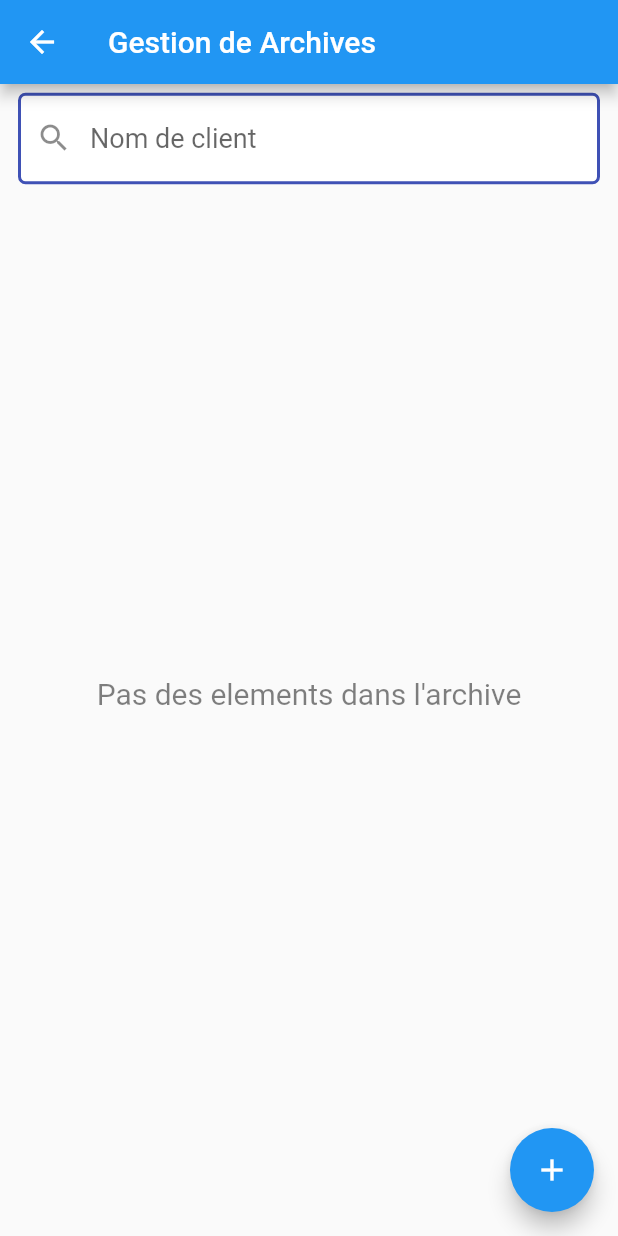
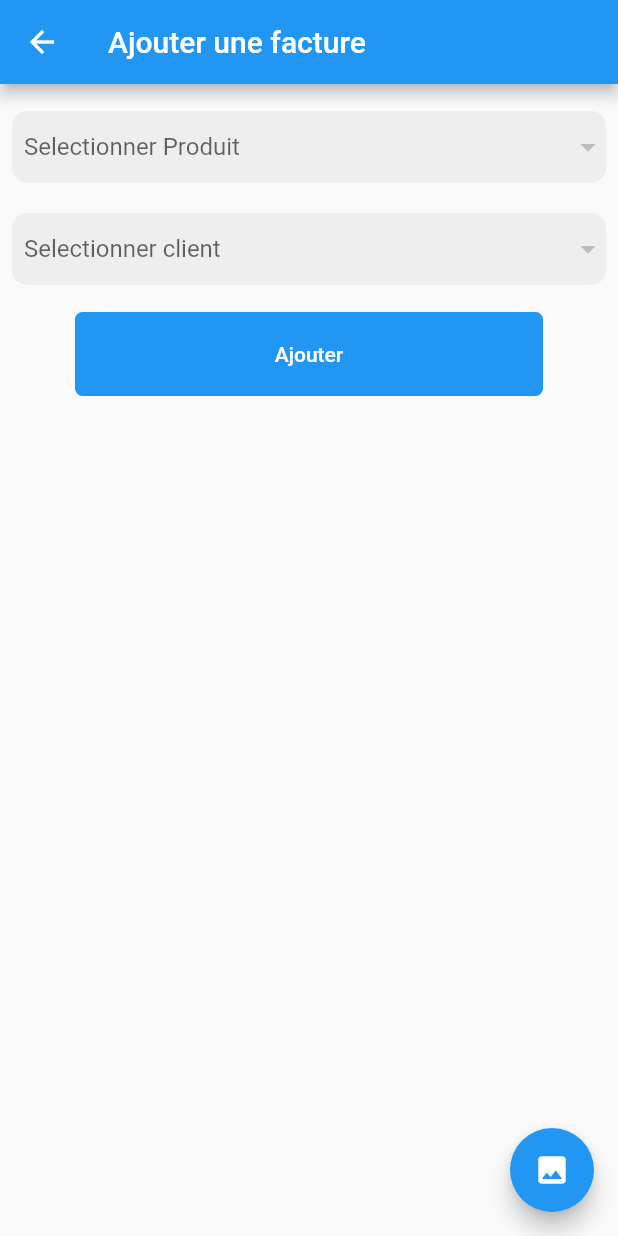
Before and after one commit to FathiAyari/alfa, a Flutter app: the AllArchives screen opened directly, after a tap on the "add" icon, on a phone screen of 412 x 824 dp. Run offline on Flutter 3.47's test engine with Material 2 defaults, Android fonts, the phone set to English and light mode, and no system bars; our stand-ins replace flutter_slidable, flutter_spinkit, get, get_storage, image_picker; missing offline and left inert: flutter_cached_pdfview, syncfusion_flutter_pdf; accounts and stored records are empty; network calls fail; Roboto replaces fonts that are missing (NunitoBold).

Commit message:
add pdd bill

```diff
--- /dev/null
+++ b/lib/screen/archive/add_archive.dart
@@ -0,0 +1,250 @@
+import 'dart:io';
+
+import 'package:flutter/material.dart';
+import 'package:flutter_application_1/composants/btn/action_button.dart';
+import 'package:flutter_application_1/dimensions/dimensions.dart';
+import 'package:flutter_application_1/model/client.dart';
+import 'package:flutter_application_1/model/product.dart';
+import 'package:flutter_application_1/screen/archive/all_archives.dart';
+import 'package:flutter_application_1/services/client_services.dart';
+import 'package:flutter_application_1/services/sale_services.dart';
+import 'package:flutter_application_1/services/stock_services.dart';
+import 'package:image_picker/image_picker.dart';
+
+class AddArchive extends StatefulWidget {
+  const AddArchive({Key? key}) : super(key: key);
+
+  @override
+  State<AddArchive> createState() => _AddArchiveState();
+}
+
+class _AddArchiveState extends State<AddArchive> {
+  File? _image;
+  Future getProfileImage() async {
+    final image = await ImagePicker().pickImage(
+      source: ImageSource.camera,
+    );
+
+    if (image != null) {
+      setState(() {
+        _image = File(image.path);
+      });
+    }
+  }
+
+  Product? selectedProduct;
+  Client? selectedClient;
+  List<Product> products = [];
+  List<Client> clients = [];
+  bool loading = false;
+  getProducts() async {
+    List<Product> productsList = await StockServices.getProducts();
+    setState(() {
+      products = productsList;
+    });
+  }
+
+  getClients() async {
+    List<Client> clientsList = await ClientServices.getClients();
+    setState(() {
+      clients = clientsList;
+    });
+  }
+
+  @override
+  void initState() {
+    super.initState();
+    getProducts();
+    getClients();
+  }
+
+  @override
+  Widget build(BuildContext context) {
+    return WillPopScope(
+      onWillPop: () async {
+        Navigator.pop(context);
+        Navigator.pushReplacement(context, MaterialPageRoute(builder: (context) => AllArchives()));
+        return true;
+      },
+      child: Scaffold(
+        floatingActionButton: FloatingActionButton(
+          onPressed: () {
+            getProfileImage();
+          },
+          child: Icon(Icons.image),
+        ),
+        appBar: AppBar(
+          leading: IconButton(
+            onPressed: () {
+              Navigator.pop(context);
+              Navigator.pushReplacement(context, MaterialPageRoute(builder: (context) => AllArchives()));
+            },
+            icon: Icon(Icons.arrow_back),
+          ),
+          title: Text("Ajouter une facture"),
+        ),
+        body: Padding(
+          padding: const EdgeInsets.all(8.0),
+          child: Column(
+            crossAxisAlignment: CrossAxisAlignment.start,
+            children: [
+              Padding(
+                padding: const EdgeInsets.symmetric(vertical: 10),
+                child: Container(
+                  height: Constants.screenHeight * 0.06,
+                  width: double.infinity,
+                  decoration: BoxDecoration(
+                    borderRadius: BorderRadius.circular(10),
+                    color: Colors.grey[200],
+                  ),
+                  child: DropdownButton<Product>(
+                    isExpanded: true,
+                    value: selectedProduct,
+                    hint: Padding(
+                      padding: const EdgeInsets.all(8.0),
+                      child: Text("Selectionner Produit"),
+                    ),
+                    underline: SizedBox(
+                      height: 0,
+                    ),
+                    items: products.map<DropdownMenuItem<Product>>((Product product) {
+                      return DropdownMenuItem<Product>(
+                        key: Key(product.id.toString()),
+                        value: product,
+                        child: Padding(
+                          padding: const EdgeInsets.all(8.0),
+                          child: Text(product.libelle),
+                        ),
+                      );
+                    }).toList(),
+                    onChanged: (value) {
+                      setState(() {
+                        selectedProduct = value!;
+                      });
+                    },
+                  ),
+                ),
+              ),
+              Padding(
+                padding: const EdgeInsets.symmetric(vertical: 10),
+                child: Container(
+                  height: Constants.screenHeight * 0.06,
+                  width: double.infinity,
+                  decoration: BoxDecoration(
+                    borderRadius: BorderRadius.circular(10),
+                    color: Colors.grey[200],
+                  ),
+                  child: DropdownButton<Client>(
+                    isExpanded: true,
+                    value: selectedClient,
+                    hint: Padding(
+                      padding: const EdgeInsets.all(8.0),
+                      child: Text("Selectionner client"),
+                    ),
+                    underline: SizedBox(
+                      height: 0,
+                    ),
+                    items: clients.map<DropdownMenuItem<Client>>((Client category) {
+                      return DropdownMenuItem<Client>(
+                        key: Key(category.id.toString()),
+                        value: category,
+                        child: Padding(
+                          padding: const EdgeInsets.all(8.0),
+                          child: Text(category.name),
+                        ),
+                      );
+                    }).toList(),
+                    onChanged: (value) {
+                      setState(() {
+                        selectedClient = value!;
+                      });
+                    },
+                  ),
+                ),
+              ),
+              if (_image != null)
+                InkWell(
+                  onTap: () {
+                    getProfileImage();
+                  },
+                  child: Container(
+                      height: 100,
+                      width: 100,
+                      child: Image.file(
+                        _image!,
+                        fit: BoxFit.cover,
+                      )),
+                ),
+              loading
+                  ? Center(
+                      child: CircularProgressIndicator(),
+                    )
+                  : ActionButton(
+                      label: "Ajouter",
+                      buttonColor: Colors.blue,
+                      labelColor: Colors.white,
+                      onPressed: () async {
+                        if (selectedClient == null) {
+                          final snackBar = SnackBar(
+                            content: Text("Il faut choisir un client"),
+                            backgroundColor: (Colors.red),
+                            action: SnackBarAction(
+                              label: 'Fermer',
+                              textColor: Colors.white,
+                              onPressed: () {},
+                            ),
+                          );
+                          ScaffoldMessenger.of(context).showSnackBar(snackBar);
+                        } else if (selectedProduct == null) {
+                          final snackBar = SnackBar(
+                            content: Text("il faut choisir un produit"),
+                            backgroundColor: (Colors.red),
+                            action: SnackBarAction(
+                              label: 'Fermer',
+                              textColor: Colors.white,
+                              onPressed: () {},
+                            ),
+                          );
+                          ScaffoldMessenger.of(context).showSnackBar(snackBar);
+                        } else if (_image == null) {
+                          final snackBar = SnackBar(
+                            content: Text("il faut choisir une image"),
+                            backgroundColor: (Colors.red),
+                            action: SnackBarAction(
+                              label: 'Fermer',
+                              textColor: Colors.white,
+                              onPressed: () {},
+                            ),
+                          );
+                          ScaffoldMessenger.of(context).showSnackBar(snackBar);
+                        } else {
+                          setState(() {
+                            loading = true;
+                          });
+                          SaleServices.generatePdfFromImage(_image!.path, selectedClient!.name, selectedProduct!.libelle)
+                              .then((value) {
+                            setState(() {
+                              loading = false;
+                            });
+                            final snackBar = SnackBar(
+                              content: Text("Archive bien ajouté "),
+                              backgroundColor: (Colors.red),
+                              action: SnackBarAction(
+                                label: 'Fermer',
+                                textColor: Colors.white,
+                                onPressed: () {},
+                              ),
+                            );
+                            ScaffoldMessenger.of(context).showSnackBar(snackBar);
+                            Navigator.pop(context);
+                            Navigator.pushReplacement(context, MaterialPageRoute(builder: (context) => AllArchives()));
+                          });
+                        }
+                      })
+            ],
+          ),
+        ),
+      ),
+    );
+  }
+}
--- a/lib/screen/archive/all_archives.dart
+++ b/lib/screen/archive/all_archives.dart
@@ -3,6 +3,7 @@ import 'dart:convert';
 import 'package:flutter/material.dart';
 import 'package:flutter_application_1/composants/inputs/input_field.dart';
 import 'package:flutter_application_1/dimensions/dimensions.dart';
+import 'package:flutter_application_1/screen/archive/add_archive.dart';
 import 'package:flutter_application_1/screen/archive/months.dart';
 import 'package:flutter_application_1/screen/archive/view_pdf.dart';
 import 'package:flutter_application_1/services/api_const.dart';
@@ -24,21 +25,16 @@ class _AllArchivesState extends State<AllArchives> {
     http.Response response = await CallApi().getData(ApiConstants.allpdf);
     List<String> filtered = [];
     var data = jsonDecode(response.body);
-
-    if (value.isNotEmpty) {
     for (var product in data) {
       if (product.toLowerCase().contains(value.toLowerCase())) {
+        setState(() {
           filtered.add(product);
+        });
       }
     }
     setState(() {
       filteredData = filtered;
     });
-    } else {
-      setState(() {
-        filteredData = [];
-      });
-    }
   }
 
   TextEditingController controller = TextEditingController();
@@ -153,7 +149,25 @@ class _AllArchivesState extends State<AllArchives> {
               }),
         );
       } else {
-        return Text("no data");
+        return Expanded(
+          child: ListView.builder(
+              itemCount: 1,
+              itemBuilder: (context, index) {
+                return Center(
+                    child: Container(
+                  height: Constants.screenHeight * 0.4,
+                  child: Column(
+                    mainAxisAlignment: MainAxisAlignment.center,
+                    children: [
+                      Text(
+                        "Pas des elements dans l'archive",
+                        style: TextStyle(fontSize: 20, fontFamily: "NunitoBold", color: Colors.black.withOpacity(0.5)),
+                      )
+                    ],
+                  ),
+                ));
+              }),
+        );
       }
     }
   }
@@ -163,7 +177,9 @@ class _AllArchivesState extends State<AllArchives> {
     return Scaffold(
         resizeToAvoidBottomInset: false,
         floatingActionButton: FloatingActionButton(
-          onPressed: () {},
+          onPressed: () {
+            Get.to(AddArchive());
+          },
           child: Icon(Icons.add),
         ),
         appBar: AppBar(
@@ -179,10 +195,16 @@ class _AllArchivesState extends State<AllArchives> {
               children: [
                 InputField(
                   onChanged: (value) {
+                    if (value.isEmpty) {
+                      setState(() {
+                        filteredData = [];
+                      });
+                    } else {
                       filterData(value);
+                    }
                   },
                   prefixWidget: Icon(Icons.search),
-                  label: 'Nom de client',
+                  label: 'Nom de client , produit',
                   textInputType: TextInputType.text,
                   controller: controller,
                 ),
--- a/lib/services/api_const.dart
+++ b/lib/services/api_const.dart
@@ -14,4 +14,5 @@ class ApiConstants {
   static String sales = "sales";
   static String pdf = "pdf";
   static String allpdf = "allpdf";
+  static String archive = "archive";
 }
--- a/lib/services/archives_services.dart
+++ b/lib/services/archives_services.dart
@@ -7,7 +7,7 @@ import 'package:http/http.dart' as http;
 class ArchivesServices {
   static Future<Map<String, dynamic>> getSales() async {
     try {
-      http.Response response = await CallApi().getData(ApiConstants.pdf);
+      http.Response response = await CallApi().getData(ApiConstants.archive);
       return jsonDecode(response.body);
     } catch (e) {
       return {};
--- a/pubspec.yaml
+++ b/pubspec.yaml
@@ -16,6 +16,7 @@ dependencies:
   get: ^4.6.5
   get_storage: ^2.1.1
   http:
+  image_picker: ^0.8.7+5
   intl: ^0.18.1
   open_file: ^3.3.1
   path_provider: ^2.0.15
```
Also changed, not shown: lib/services/sale_services.dart (+49 -7 lines), pubspec.lock. Lines whose indentation alone changed are shown as unchanged.
